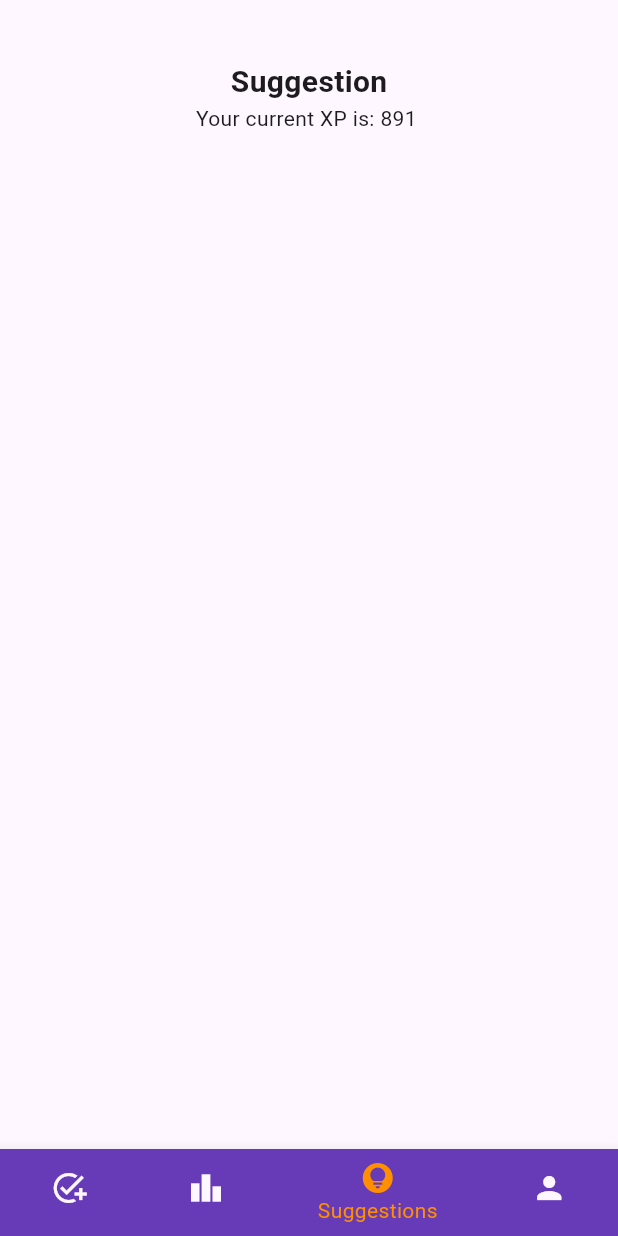
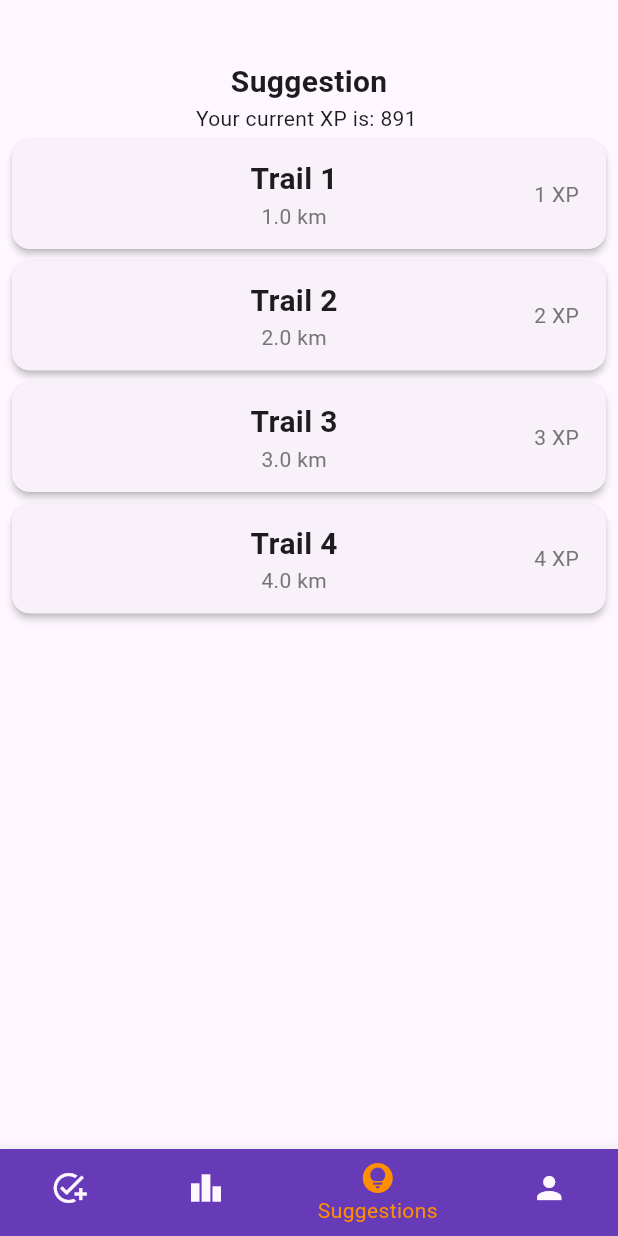
Before and after one commit to unbounded-smarthack/test_app, a Flutter app: the screen it shows after launch, item 3 of the bottom bar chosen, on a phone screen of 412 x 824 dp. Run offline on Flutter 3.47's test engine with Material 2 defaults, Android fonts, the phone set to English and light mode, and no system bars; our stand-ins replace fl_chart, geolocator, location.

Commit message:
Adding suggestions page

```diff
--- a/mobileui/lib/pages/suggestion.dart
+++ b/mobileui/lib/pages/suggestion.dart
@@ -53,6 +53,65 @@ class _SuggestionPageState extends State<SuggestionPage> {
                   );
                 }
               }),
+          Expanded(
+            child: FutureBuilder(
+              future: SuggestionService().getTrails(),
+              builder: (BuildContext context, AsyncSnapshot<List<Trail>> snapshot) {
+                if (snapshot.hasData) {
+                  return ListView.builder(
+                    itemCount: snapshot.data!.length,
+                    itemBuilder: (BuildContext context, int index) {
+                      return Card(
+                        elevation: 2.0,
+                        margin: const EdgeInsets.symmetric(horizontal: 8, vertical: 4),
+                        child:
+                          Container(
+                            padding: const EdgeInsets.symmetric(horizontal: 10.0, vertical: 8.0),
+                            margin: const EdgeInsets.symmetric(horizontal: 8, vertical: 4),
+                            child: Row(
+                              children: [
+                                const SizedBox(width: 10),
+                                Expanded(
+                                  child: Column(
+                                    children: [
+                                      Text(
+                                        snapshot.data![index].trailname,
+                                        style: const TextStyle(
+                                          fontSize: 20,
+                                          fontWeight: FontWeight.bold,
+                                        ),
+                                      ),
+                                      Text(
+                                        '${snapshot.data![index].distance.toString()} km',
+                                        style: TextStyle(
+                                          color: Colors.grey[600],
+                                        )
+                                      ),
+                                    ]
+                                  )
+                                ),
+                                Text(
+                                  '${snapshot.data![index].experience.toString()} XP',
+                                  style: TextStyle(
+                                    color: Colors.grey[600],
+                                  )
+                                )
+                              ]
+                            )
+                          )
+
+                      );
+                    },
+                  );
+                } else {
+                  return const Text(
+                    "Loading...",
+                    textAlign: TextAlign.center,
+                  );
+                }
+              },
+            )
+          )
         ],
       ),
     );
```
